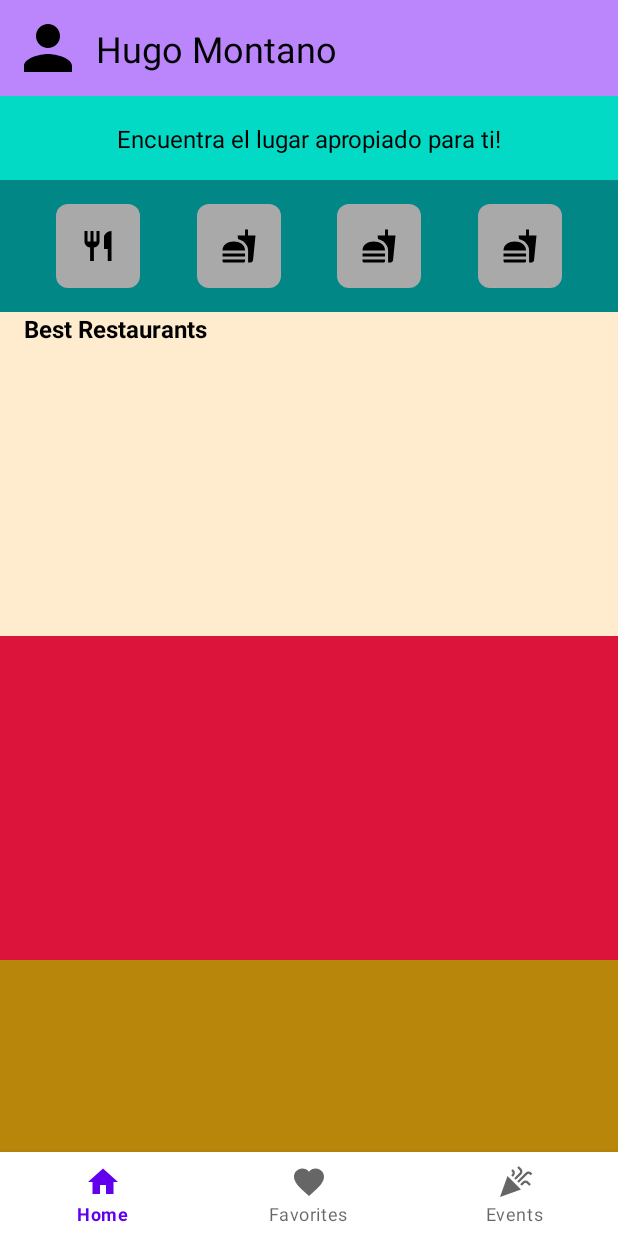
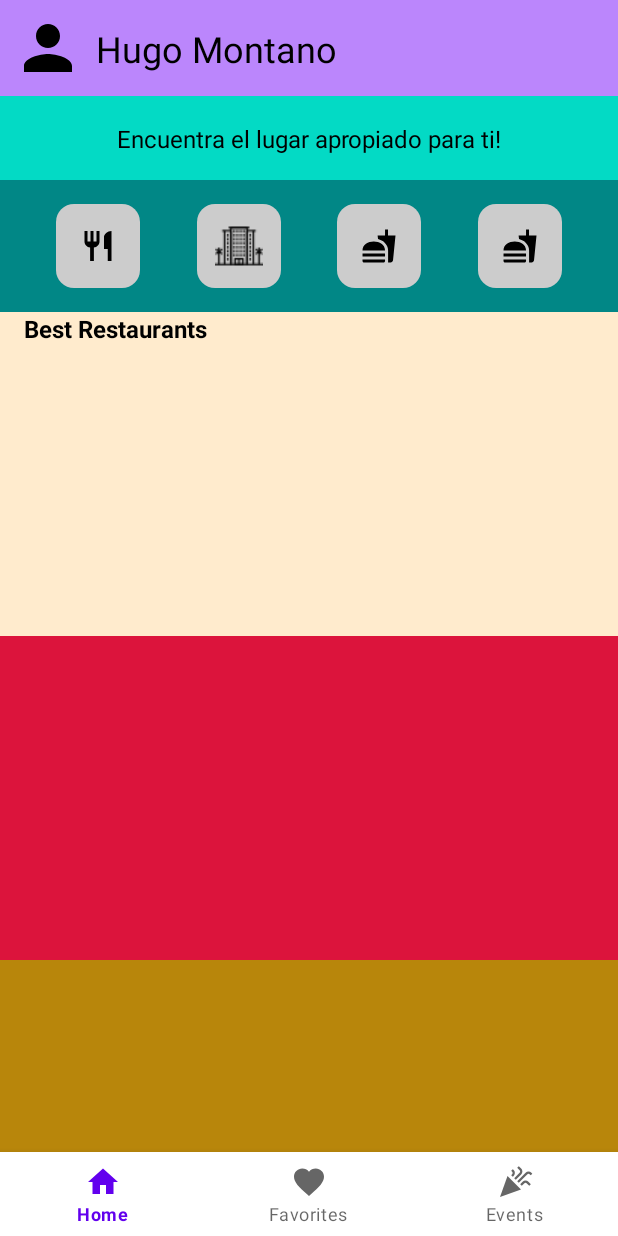
Before and after one commit to Lechuguita015/BestTravelPV, an Android app: the screen it shows after launch (MenuHome), on a phone screen of 412 x 824 dp. Run offline under Robolectric (Android 15) with nearby library versions, the phone set to English and light mode, and no system bars.

```diff
--- /dev/null
+++ b/app/src/main/java/com/example/besttravel/firebase/Authentifaction.kt
@@ -0,0 +1,4 @@
+package com.example.besttravel.firebase
+
+class Authentifaction {
+}
--- a/app/src/main/java/com/example/besttravel/ui/Home/HomeFragment.kt
+++ b/app/src/main/java/com/example/besttravel/ui/Home/HomeFragment.kt
@@ -5,56 +5,56 @@ import androidx.fragment.app.Fragment
 import android.view.LayoutInflater
 import android.view.View
 import android.view.ViewGroup
+import android.widget.ImageButton
 import com.example.besttravel.R
+import com.example.besttravel.ui.servicesbt.BeachesFragment
+import com.example.besttravel.ui.servicesbt.CarsFragment
+import com.example.besttravel.ui.servicesbt.HotelsFragment
+import com.example.besttravel.ui.servicesbt.RestaurantsFragment
 
-// TODO: Rename parameter arguments, choose names that match
-// the fragment initialization parameters, e.g. ARG_ITEM_NUMBER
-private const val ARG_PARAM1 = "param1"
-private const val ARG_PARAM2 = "param2"
-
-/**
- * A simple [Fragment] subclass.
- * Use the [HomeFragment.newInstance] factory method to
- * create an instance of this fragment.
- */
 class HomeFragment : Fragment() {
-    // TODO: Rename and change types of parameters
-    private var param1: String? = null
-    private var param2: String? = null
-
-    override fun onCreate(savedInstanceState: Bundle?) {
-        super.onCreate(savedInstanceState)
-        arguments?.let {
-            param1 = it.getString(ARG_PARAM1)
-            param2 = it.getString(ARG_PARAM2)
-        }
-    }
-
     override fun onCreateView(
         inflater: LayoutInflater, container: ViewGroup?,
         savedInstanceState: Bundle?
     ): View? {
-        // Inflate the layout for this fragment
-        return inflater.inflate(R.layout.fragment_home, container, false)
-    }
+        val view = inflater.inflate(R.layout.fragment_home, container, false)
+        val button1 = view.findViewById<ImageButton>(R.id.iv_restaurant)
+        val button2 = view.findViewById<ImageButton>(R.id.iv_beaches)
+        val button3 = view.findViewById<ImageButton>(R.id.iv_hotel)
+        val button4 = view.findViewById<ImageButton>(R.id.iv_rents_cars)
 
-    companion object {
-        /**
-         * Use this factory method to create a new instance of
-         * this fragment using the provided parameters.
-         *
-         * @param param1 Parameter 1.
-         * @param param2 Parameter 2.
-         * @return A new instance of fragment HomeFragment.
-         */
-        // TODO: Rename and change types and number of parameters
-        @JvmStatic
-        fun newInstance(param1: String, param2: String) =
-            HomeFragment().apply {
-                arguments = Bundle().apply {
-                    putString(ARG_PARAM1, param1)
-                    putString(ARG_PARAM2, param2)
-                }
-            }
+        button1.setOnClickListener {
+            val fragment = RestaurantsFragment()
+            val transaction = fragmentManager?.beginTransaction()
+            transaction?.replace(R.id.fragment_container, fragment)
+            transaction?.addToBackStack(null)
+            transaction?.commit()
+        }
+
+        button2.setOnClickListener {
+            val fragment = BeachesFragment()
+            val transaction = fragmentManager?.beginTransaction()
+            transaction?.replace(R.id.fragment_container, fragment)
+            transaction?.addToBackStack(null)
+            transaction?.commit()
+        }
+
+        button3.setOnClickListener {
+            val fragment = HotelsFragment()
+            val transaction = fragmentManager?.beginTransaction()
+            transaction?.replace(R.id.fragment_container, fragment)
+            transaction?.addToBackStack(null)
+            transaction?.commit()
+        }
+
+        button4.setOnClickListener {
+            val fragment = CarsFragment()
+            val transaction = fragmentManager?.beginTransaction()
+            transaction?.replace(R.id.fragment_container, fragment)
+            transaction?.addToBackStack(null)
+            transaction?.commit()
+        }
+
+        return view
     }
 }
--- a/app/src/main/res/drawable/round_button.xml
+++ b/app/src/main/res/drawable/round_button.xml
@@ -1,8 +1,21 @@
 <?xml version="1.0" encoding="utf-8"?>
-<shape xmlns:android="http://schemas.android.com/apk/res/android"
-    android:shape="rectangle">
-
-    <corners android:radius="8dp" />
-    <solid android:color="#A9A9A9" />
-
-</shape>
+<selector xmlns:android="http://schemas.android.com/apk/res/android">
+    <item android:state_selected="true">
+        <shape>
+            <solid android:color="#FFC107"/> <!-- Color al seleccionar -->
+            <corners android:radius="12dp"/>
+        </shape>
+    </item>
+    <item android:state_pressed="true">
+        <shape>
+            <solid android:color="#FFC107"/> <!-- Color al hacer clic -->
+            <corners android:radius="12dp"/>
+        </shape>
+    </item>
+    <item>
+        <shape>
+            <solid android:color="#CCCCCC"/> <!-- Color principal de tono gris -->
+            <corners android:radius="12dp"/>
+        </shape>
+    </item>
+</selector>
--- a/app/src/main/res/layout/fragment_home.xml
+++ b/app/src/main/res/layout/fragment_home.xml
@@ -3,7 +3,12 @@
     xmlns:tools="http://schemas.android.com/tools"
     android:layout_width="match_parent"
     android:layout_height="match_parent"
-    tools:context=".ui.Home.HomeFragment">
+    xmlns:app="http://schemas.android.com/apk/res-auto"
+    tools:context=".ui.Home.HomeFragment"
+    android:id="@+id/home_fragment"
+    android:name="androidx.navigation.fragment.NavHostFragment"
+    app:defaultNavHost="true"
+    app:navGraph="@navigation/nav_services">
 
    <include layout="@layout/home"/>
 
--- a/app/src/main/res/layout/home.xml
+++ b/app/src/main/res/layout/home.xml
@@ -88,7 +88,7 @@
               android:id="@+id/iv_beaches"
               android:layout_width="56dp"
               android:layout_height="56dp"
-              android:src="@drawable/food"
+              android:src="@drawable/hotel"
               android:background="@drawable/round_button"
               app:layout_constraintTop_toTopOf="parent"
               app:layout_constraintStart_toEndOf="@id/iv_restaurant"
--- /dev/null
+++ b/app/src/main/res/navigation/nav_services.xml
@@ -0,0 +1,62 @@
+<?xml version="1.0" encoding="utf-8"?>
+<navigation xmlns:android="http://schemas.android.com/apk/res/android"
+    xmlns:app="http://schemas.android.com/apk/res-auto"
+    xmlns:tools="http://schemas.android.com/tools"
+    android:id="@+id/nav_services"
+    app:startDestination="@id/homeFragment">
+
+    <fragment
+        android:id="@+id/homeFragment"
+        android:name="com.example.besttravel.ui.Home.HomeFragment"
+        android:label="fragment_home"
+        tools:layout="@layout/fragment_home" >
+        <action
+            android:id="@+id/action_homeFragment_to_restaurantsFragment"
+            app:destination="@id/restaurantsFragment" />
+        <action
+            android:id="@+id/action_homeFragment_to_carsFragment"
+            app:destination="@id/carsFragment" />
+        <action
+            android:id="@+id/action_homeFragment_to_beachesFragment"
+            app:destination="@id/beachesFragment" />
+        <action
+            android:id="@+id/action_homeFragment_to_hotelsFragment"
+            app:destination="@id/hotelsFragment" />
+    </fragment>
+    <fragment
+        android:id="@+id/beachesFragment"
+        android:name="com.example.besttravel.ui.servicesbt.BeachesFragment"
+        android:label="fragment_beaches"
+        tools:layout="@layout/fragment_beaches" >
+        <action
+            android:id="@+id/action_beachesFragment_to_homeFragment"
+            app:destination="@id/homeFragment" />
+    </fragment>
+    <fragment
+        android:id="@+id/carsFragment"
+        android:name="com.example.besttravel.ui.servicesbt.CarsFragment"
+        android:label="fragment_cars"
+        tools:layout="@layout/fragment_cars" >
+        <action
+            android:id="@+id/action_carsFragment_to_homeFragment"
+            app:destination="@id/homeFragment" />
+    </fragment>
+    <fragment
+        android:id="@+id/hotelsFragment"
+        android:name="com.example.besttravel.ui.servicesbt.HotelsFragment"
+        android:label="fragment_hotels"
+        tools:layout="@layout/fragment_hotels" >
+        <action
+            android:id="@+id/action_hotelsFragment_to_homeFragment"
+            app:destination="@id/homeFragment" />
+    </fragment>
+    <fragment
+        android:id="@+id/restaurantsFragment"
+        android:name="com.example.besttravel.ui.servicesbt.RestaurantsFragment"
+        android:label="fragment_restaurants"
+        tools:layout="@layout/fragment_restaurants" >
+        <action
+            android:id="@+id/action_restaurantsFragment_to_homeFragment"
+            app:destination="@id/homeFragment" />
+    </fragment>
+</navigation>
```
Also changed, not shown: app/src/main/java/com/example/besttravel/ui/servicesbt/BeachesFragment.kt (added, +19 -0 lines), app/src/main/java/com/example/besttravel/ui/servicesbt/CarsFragment.kt (added, +19 -0 lines), app/src/main/java/com/example/besttravel/ui/servicesbt/HotelsFragment.kt (added, +19 -0 lines), app/src/main/java/com/example/besttravel/ui/servicesbt/RestaurantsFragment.kt (added, +19 -0 lines), app/src/main/res/layout/fragment_beaches.xml (added, +14 -0 lines), app/src/main/res/layout/fragment_cars.xml (added, +14 -0 lines), app/src/main/res/layout/fragment_hotels.xml (added, +14 -0 lines), app/src/main/res/layout/fragment_restaurants.xml (added, +14 -0 lines), app/src/main/res/drawable/hotel.png (added).
